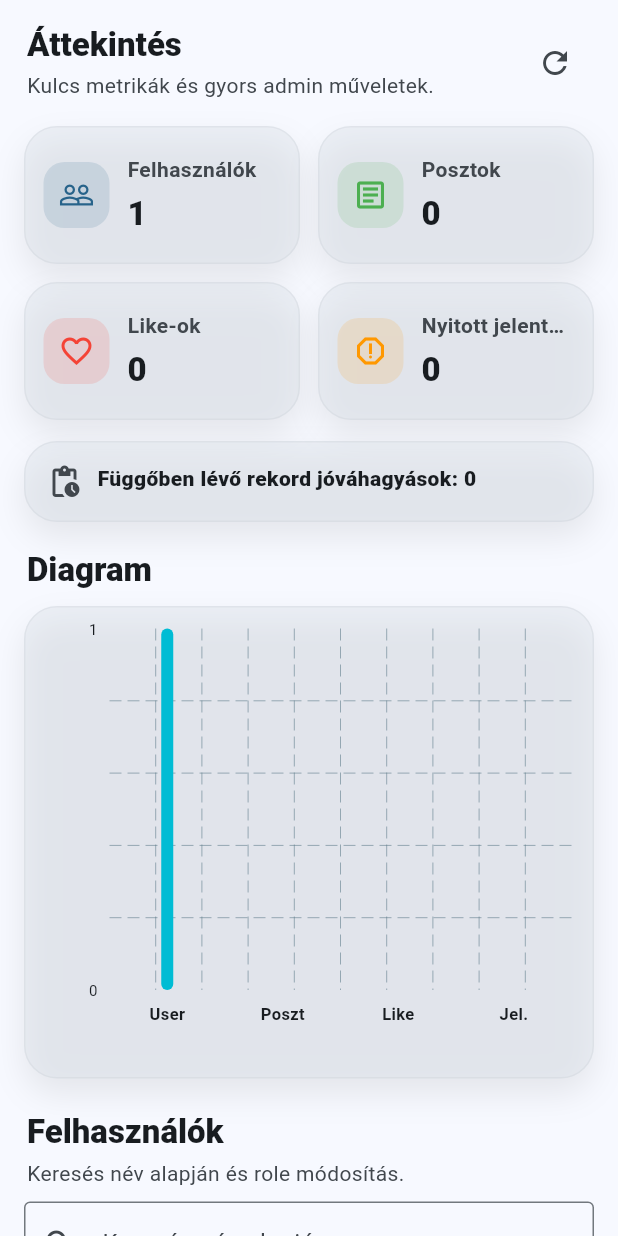
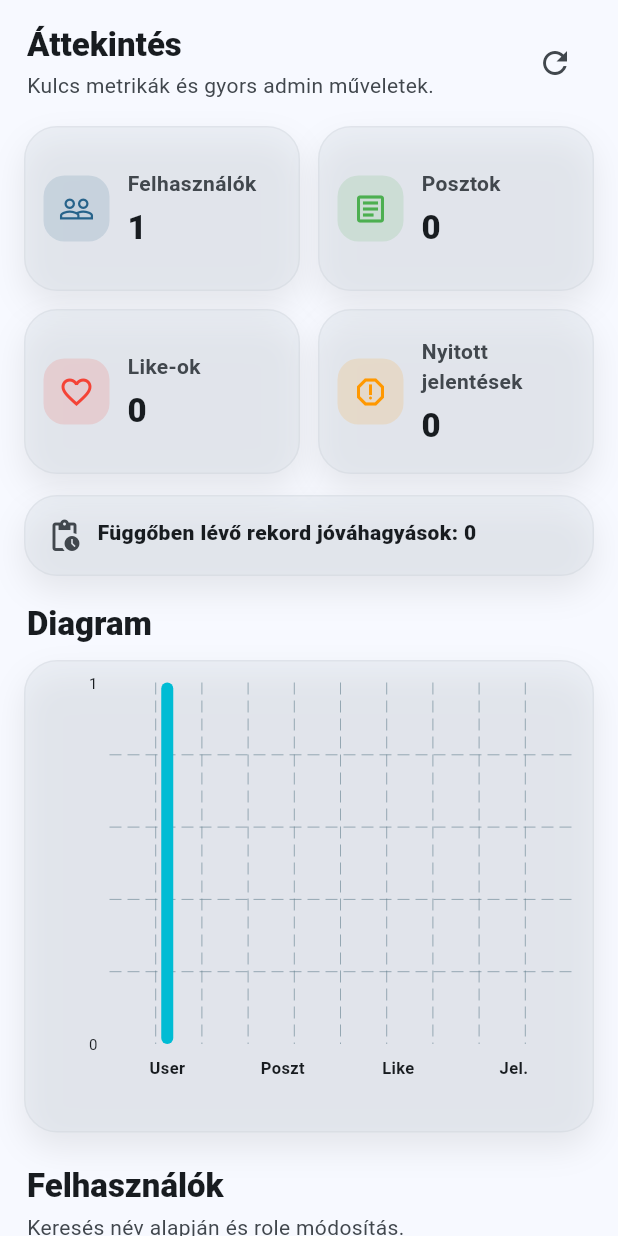
Before and after one commit to Poff26/pecazom_ios2, a Flutter app: the AdminOverviewTab widget shown alone on an empty page, opened directly, on a phone screen of 412 x 824 dp. Run offline on Flutter 3.47's test engine with Material 3 defaults, Android fonts, the phone set to English and light mode, and no system bars; drawn by our look-alikes of fl_chart; our stand-ins replace cloud_firestore, firebase_auth, firebase_core, firebase_messaging, firebase_storage, flutter_local_notifications and 8 more; missing offline and left inert: fluster, in_app_update, tutorial_coach_mark; accounts and stored records are empty; network calls fail.

Commit message:
Update admin_panel_screen.dart

```diff
--- a/lib/screens/admin_panel_screen.dart
+++ b/lib/screens/admin_panel_screen.dart
@@ -258,7 +258,7 @@ class _AdminOverviewTabState extends State<AdminOverviewTab> {
     }) {
       return _Ui.glassCard(
         context,
-        padding: const EdgeInsets.all(12), // ✅ kisebb padding, több hely
+        padding: const EdgeInsets.all(12),
         child: Row(
           crossAxisAlignment: CrossAxisAlignment.center,
           children: [
@@ -274,27 +274,27 @@ class _AdminOverviewTabState extends State<AdminOverviewTab> {
             const SizedBox(width: 12),
             Expanded(
               child: Column(
-                mainAxisSize: MainAxisSize.min, // ✅ ne próbáljon „kitölteni”
+                mainAxisSize: MainAxisSize.min,
                 crossAxisAlignment: CrossAxisAlignment.start,
                 children: [
+                  // ✅ FIX: 2 sor + ellipsis -> iOS-on sem overflow-ol
                   Text(
                     title,
-                    maxLines: 1,
-                    overflow: TextOverflow.ellipsis, // ✅ ne csússzon szét
+                    maxLines: 2,
+                    overflow: TextOverflow.ellipsis,
+                    softWrap: true,
                     style: t.bodyMedium?.copyWith(
                       color: scheme.onSurfaceVariant,
                       fontWeight: FontWeight.w700,
                     ),
                   ),
                   const SizedBox(height: 6),
-                  FittedBox(
-                    fit: BoxFit.scaleDown, // ✅ nagy számoknál összébb megy
-                    alignment: Alignment.centerLeft,
-                    child: Text(
-                      value,
-                      style:
-                          t.titleLarge?.copyWith(fontWeight: FontWeight.w900),
-                    ),
+                  // ✅ FIX: FittedBox helyett stabil Text (kevesebb rounding/overflow)
+                  Text(
+                    value,
+                    maxLines: 1,
+                    overflow: TextOverflow.ellipsis,
+                    style: t.titleLarge?.copyWith(fontWeight: FontWeight.w900),
                   ),
                 ],
               ),
@@ -321,7 +321,7 @@ class _AdminOverviewTabState extends State<AdminOverviewTab> {
           ),
           const SizedBox(height: 8),
 
-          // ✅ FIX: Grid cella fix magassággal, nincs több overflow
+          // ✅ FIX: nagyobb cellamagasság (92 -> 110) -> megszűnik a bottom overflow
           GridView.builder(
             shrinkWrap: true,
             physics: const NeverScrollableScrollPhysics(),
@@ -330,7 +330,7 @@ class _AdminOverviewTabState extends State<AdminOverviewTab> {
               crossAxisCount: 2,
               mainAxisSpacing: 12,
               crossAxisSpacing: 12,
-              mainAxisExtent: 92, // ✅ stabil, overflow-mentes magasság
+              mainAxisExtent: 110,
             ),
             itemBuilder: (context, index) {
               switch (index) {
@@ -761,8 +761,10 @@ class RecordReviewTab extends StatelessWidget {
         final docs = snapshot.data!.docs.toList();
 
         docs.sort((a, b) {
-          final ta = _tsFrom(a.data()['submittedAt'])?.millisecondsSinceEpoch ?? 0;
-          final tb = _tsFrom(b.data()['submittedAt'])?.millisecondsSinceEpoch ?? 0;
+          final ta =
+              _tsFrom(a.data()['submittedAt'])?.millisecondsSinceEpoch ?? 0;
+          final tb =
+              _tsFrom(b.data()['submittedAt'])?.millisecondsSinceEpoch ?? 0;
           return tb.compareTo(ta);
         });
 
@@ -1166,8 +1168,9 @@ class _ReportReviewTabState extends State<ReportReviewTab> {
                                     ? "Eltiltva eddig: ${bannedUntil.toDate().toLocal().toString().split('.')[0]}"
                                     : "Véglegesen kitiltva",
                                 style: TextStyle(
-                                  color:
-                                      bannedUntil != null ? Colors.orange : Colors.red,
+                                  color: bannedUntil != null
+                                      ? Colors.orange
+                                      : Colors.red,
                                   fontWeight: FontWeight.w800,
                                 ),
                               ),
@@ -1216,7 +1219,8 @@ class _ReportReviewTabState extends State<ReportReviewTab> {
                                           ? null
                                           : () => unbanUser(postAuthorId),
                                       icon: const Icon(Icons.undo),
-                                      label: const Text("Tiltás visszavonása"),
+                                      label:
+                                          const Text("Tiltás visszavonása"),
                                     ),
                                 ],
                               ),
```
